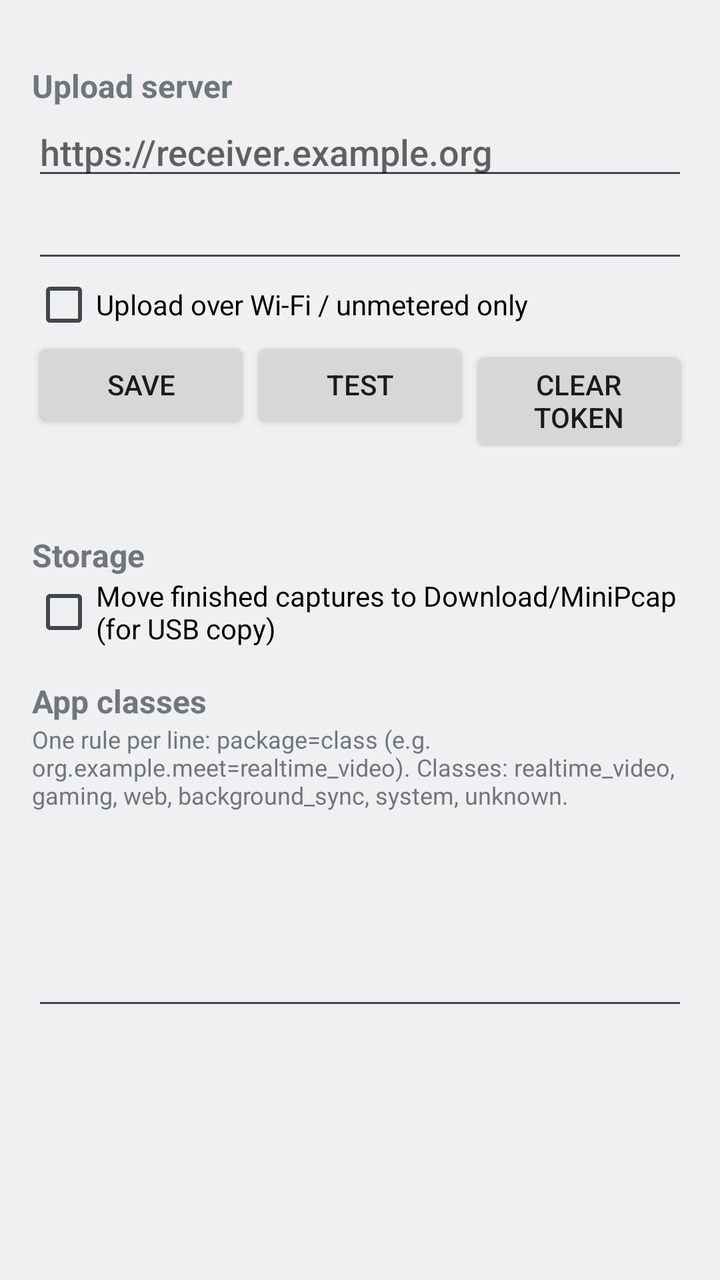
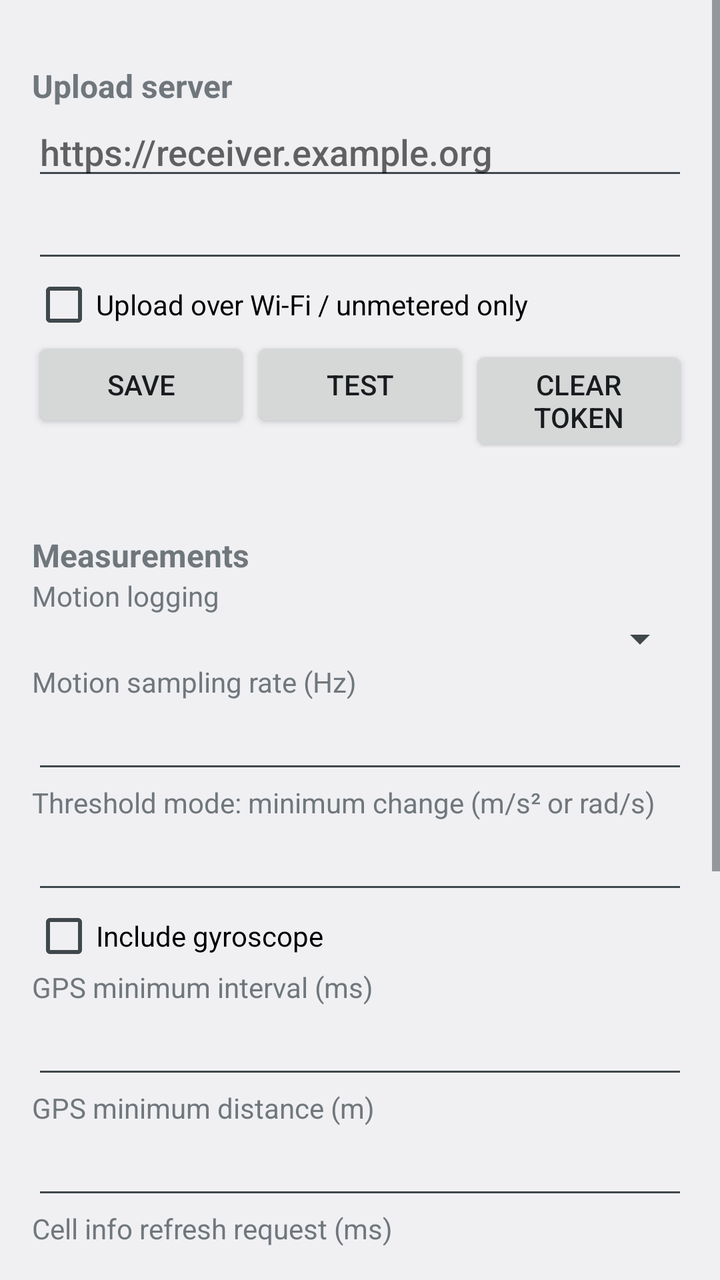

An Android layout rendered at two revisions. The XML below is the earlier revision; the diff shows what the commit changed to produce the second picture.
<!-- AndroidManifest.xml: application theme AppTheme -->
<!-- res/layout/activity_settings.xml -->
<?xml version="1.0" encoding="utf-8"?>
<ScrollView xmlns:android="http://schemas.android.com/apk/res/android"
    android:layout_width="match_parent"
    android:layout_height="match_parent"
    android:fitsSystemWindows="true">
    <LinearLayout
        android:layout_width="match_parent"
        android:layout_height="wrap_content"
        android:orientation="vertical"
        android:padding="16dp">
        <TextView style="@style/SectionTitle" android:text="@string/upload_server" />
        <EditText
            android:id="@+id/url"
            android:layout_width="match_parent"
            android:layout_height="wrap_content"
            android:hint="@string/url_hint"
            android:inputType="textUri"
            android:importantForAutofill="no" />
        <EditText
            android:id="@+id/token"
            android:layout_width="match_parent"
            android:layout_height="wrap_content"
            android:inputType="textPassword"
            android:importantForAutofill="no" />
        <CheckBox
            android:id="@+id/wifiOnly"
            android:layout_width="wrap_content"
            android:layout_height="wrap_content"
            android:text="@string/wifi_only" />
        <LinearLayout
            android:layout_width="match_parent"
            android:layout_height="wrap_content"
            android:orientation="horizontal">
            <Button android:id="@+id/save" android:layout_width="0dp" android:layout_weight="1" android:layout_height="wrap_content" android:text="@string/save" />
            <Button android:id="@+id/test" android:layout_width="0dp" android:layout_weight="1" android:layout_height="wrap_content" android:text="@string/test_connection" />
            <Button android:id="@+id/clearToken" android:layout_width="0dp" android:layout_weight="1" android:layout_height="wrap_content" android:text="@string/clear_token" />
        </LinearLayout>
        <TextView
            android:id="@+id/status"
            android:layout_width="match_parent"
            android:layout_height="wrap_content"
            android:layout_marginTop="8dp" />
        <TextView style="@style/SectionTitle" android:text="@string/storage_title" />
        <CheckBox
            android:id="@+id/autoMove"
            android:layout_width="wrap_content"
            android:layout_height="wrap_content"
            android:text="@string/auto_move" />
        <TextView style="@style/SectionTitle" android:text="@string/class_rules" />
        <TextView
            android:layout_width="match_parent"
            android:layout_height="wrap_content"
            android:text="@string/class_rules_help"
            android:textSize="12sp" />
        <EditText
            android:id="@+id/classRules"
            android:layout_width="match_parent"
            android:layout_height="wrap_content"
            android:fontFamily="monospace"
            android:gravity="top"
            android:inputType="textMultiLine|textNoSuggestions"
            android:minLines="4"
            android:importantForAutofill="no" />
    </LinearLayout>
</ScrollView>
<!-- resources referenced by this layout -->
<resources>
  <string name="auto_move">Move finished captures to Download/MiniPcap (for USB copy)</string>
  <string name="class_rules">App classes</string>
  <string name="class_rules_help">One rule per line: package=class (e.g. org.example.meet=realtime_video). Classes: realtime_video, gaming, web, background_sync, system, unknown.</string>
  <string name="clear_token">Clear token</string>
  <string name="save">Save</string>
  <string name="storage_title">Storage</string>
  <string name="test_connection">Test</string>
  <string name="upload_server">Upload server</string>
  <string name="url_hint">https://receiver.example.org</string>
  <string name="wifi_only">Upload over Wi-Fi / unmetered only</string>
  <style name="SectionTitle">
          <item name="android:layout_width">match_parent</item>
          <item name="android:layout_height">wrap_content</item>
          <item name="android:layout_marginTop">16dp</item>
          <item name="android:textStyle">bold</item>
          <item name="android:textSize">16sp</item>
      </style>
  <style name="AppTheme" parent="android:Theme.DeviceDefault.DayNight" />
</resources>

<!-- the commit's change to res/layout/activity_settings.xml (unified diff, before → after) -->
@@ -40,6 +40,52 @@
             android:layout_width="match_parent"
             android:layout_height="wrap_content"
             android:layout_marginTop="8dp" />
+        <TextView style="@style/SectionTitle" android:text="@string/measurement_settings" />
+        <TextView android:layout_width="wrap_content" android:layout_height="wrap_content" android:text="@string/motion_mode" />
+        <Spinner
+            android:id="@+id/motionMode"
+            android:layout_width="match_parent"
+            android:layout_height="wrap_content" />
+        <TextView android:layout_width="wrap_content" android:layout_height="wrap_content" android:text="@string/motion_hz" />
+        <EditText
+            android:id="@+id/motionHz"
+            android:layout_width="match_parent"
+            android:layout_height="wrap_content"
+            android:inputType="number"
+            android:importantForAutofill="no" />
+        <TextView android:layout_width="wrap_content" android:layout_height="wrap_content" android:text="@string/motion_threshold" />
+        <EditText
+            android:id="@+id/motionThreshold"
+            android:layout_width="match_parent"
+            android:layout_height="wrap_content"
+            android:inputType="numberDecimal"
+            android:importantForAutofill="no" />
+        <CheckBox
+            android:id="@+id/gyro"
+            android:layout_width="wrap_content"
+            android:layout_height="wrap_content"
+            android:text="@string/m_gyro" />
+        <TextView android:layout_width="wrap_content" android:layout_height="wrap_content" android:text="@string/gps_interval" />
+        <EditText
+            android:id="@+id/gpsInterval"
+            android:layout_width="match_parent"
+            android:layout_height="wrap_content"
+            android:inputType="number"
+            android:importantForAutofill="no" />
+        <TextView android:layout_width="wrap_content" android:layout_height="wrap_content" android:text="@string/gps_distance" />
+        <EditText
+            android:id="@+id/gpsDistance"
+            android:layout_width="match_parent"
+            android:layout_height="wrap_content"
+            android:inputType="numberDecimal"
+            android:importantForAutofill="no" />
+        <TextView android:layout_width="wrap_content" android:layout_height="wrap_content" android:text="@string/radio_refresh" />
+        <EditText
+            android:id="@+id/radioRefresh"
+            android:layout_width="match_parent"
+            android:layout_height="wrap_content"
+            android:inputType="number"
+            android:importantForAutofill="no" />
         <TextView style="@style/SectionTitle" android:text="@string/storage_title" />
         <CheckBox
             android:id="@+id/autoMove"
<!-- resource entries referenced after the edit -->
@@ -4,6 +4,14 @@
   <string name="class_rules">App classes</string>
   <string name="class_rules_help">One rule per line: package=class (e.g. org.example.meet=realtime_video). Classes: realtime_video, gaming, web, background_sync, system, unknown.</string>
   <string name="clear_token">Clear token</string>
+  <string name="gps_distance">GPS minimum distance (m)</string>
+  <string name="gps_interval">GPS minimum interval (ms)</string>
+  <string name="m_gyro">Include gyroscope</string>
+  <string name="measurement_settings">Measurements</string>
+  <string name="motion_hz">Motion sampling rate (Hz)</string>
+  <string name="motion_mode">Motion logging</string>
+  <string name="motion_threshold">Threshold mode: minimum change (m/s² or rad/s)</string>
+  <string name="radio_refresh">Cell info refresh request (ms)</string>
   <string name="save">Save</string>
   <string name="storage_title">Storage</string>
   <string name="test_connection">Test</string>
